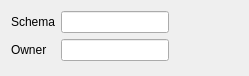
This is src/tabwidget/schemawidget.ui in FrenchDilettante/dbmaster as Qt 5 draws it before an edit. The edited form follows.
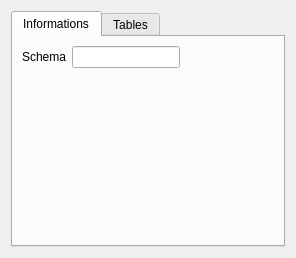
This is the edited form.

Patch:
```diff
--- a/src/tabwidget/schemawidget.ui
+++ b/src/tabwidget/schemawidget.ui
@@ -6,8 +6,8 @@
    <rect>
     <x>0</x>
     <y>0</y>
-    <width>249</width>
-    <height>76</height>
+    <width>296</width>
+    <height>258</height>
    </rect>
   </property>
   <property name="windowTitle">
@@ -15,49 +15,15 @@
   </property>
   <layout class="QGridLayout" name="gridLayout">
    <item row="0" column="0">
-    <layout class="QFormLayout" name="formLayout">
-     <item row="0" column="0">
-      <widget class="QLabel" name="label">
-       <property name="text">
-        <string>Schema</string>
-       </property>
-      </widget>
-     </item>
-     <item row="0" column="1">
-      <widget class="QLineEdit" name="schemaEdit">
-       <property name="sizePolicy">
-        <sizepolicy hsizetype="Preferred" vsizetype="Fixed">
-         <horstretch>0</horstretch>
-         <verstretch>0</verstretch>
-        </sizepolicy>
-       </property>
-       <property name="readOnly">
-        <bool>true</bool>
-       </property>
-      </widget>
-     </item>
-     <item row="1" column="0">
-      <widget class="QLabel" name="label_2">
-       <property name="text">
-        <string>Owner</string>
-       </property>
-      </widget>
-     </item>
-     <item row="1" column="1">
-      <widget class="QLineEdit" name="ownerEdit">
-       <property name="sizePolicy">
-        <sizepolicy hsizetype="Preferred" vsizetype="Fixed">
-         <horstretch>0</horstretch>
-         <verstretch>0</verstretch>
-        </sizepolicy>
-       </property>
-       <property name="readOnly">
-        <bool>true</bool>
-       </property>
-      </widget>
-     </item>
-    </layout>
-   </item>
+    <widget class="QTabWidget" name="tabWidget">
+     <property name="currentIndex">
+      <number>0</number>
+     </property>
+     <widget class="QWidget" name="tab">
+      <attribute name="title">
+       <string>Informations</string>
+      </attribute>
+      <layout class="QGridLayout" name="gridLayout_2">
    <item row="0" column="1">
     <spacer name="horizontalSpacer">
      <property name="orientation">
@@ -70,6 +36,47 @@
       </size>
      </property>
     </spacer>
+       </item>
+       <item row="0" column="0">
+        <layout class="QFormLayout" name="formLayout">
+         <property name="fieldGrowthPolicy">
+          <enum>QFormLayout::AllNonFixedFieldsGrow</enum>
+         </property>
+         <item row="0" column="0">
+          <widget class="QLabel" name="label">
+           <property name="text">
+            <string>Schema</string>
+           </property>
+          </widget>
+         </item>
+         <item row="0" column="1">
+          <widget class="QLineEdit" name="schemaEdit">
+           <property name="sizePolicy">
+            <sizepolicy hsizetype="Preferred" vsizetype="Fixed">
+             <horstretch>0</horstretch>
+             <verstretch>0</verstretch>
+            </sizepolicy>
+           </property>
+           <property name="readOnly">
+            <bool>true</bool>
+           </property>
+          </widget>
+         </item>
+        </layout>
+       </item>
+      </layout>
+     </widget>
+     <widget class="QWidget" name="tab_2">
+      <attribute name="title">
+       <string>Tables</string>
+      </attribute>
+      <layout class="QGridLayout" name="gridLayout_3">
+       <item row="0" column="0">
+        <widget class="QListWidget" name="tablesList"/>
+       </item>
+      </layout>
+     </widget>
+    </widget>
    </item>
   </layout>
  </widget>
```
Lines whose indentation alone changed are shown as unchanged.
